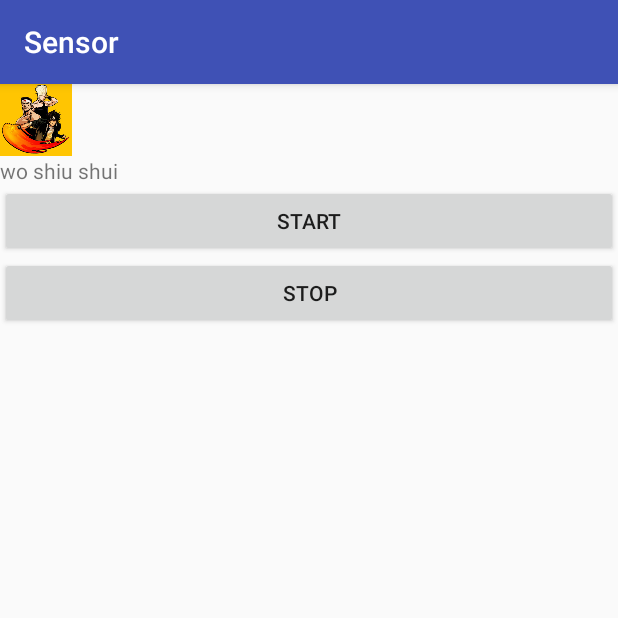
After one commit to ziq358/Sensor, an Android app: the SpannableStringActivity screen opened directly, with no data from a screen before it, on a phone screen of 412 x 824 dp, the top half of it. The commit adds this screen. Run offline under Robolectric (Android 15) with nearby library versions, the phone set to English and light mode, and no system bars; our stand-ins replace ButterKnife.

Commit message:
spannable

```diff
--- a/app/build.gradle
+++ b/app/build.gradle
@@ -1,5 +1,5 @@
 apply plugin: 'com.android.application'
-
+apply plugin: 'com.jakewharton.butterknife'
 android {
     signingConfigs {
         config {
@@ -54,4 +54,6 @@ dependencies {
     testCompile 'junit:junit:4.12'
     compile project(':myjni')
     compile 'com.squareup.picasso:picasso:2.2.0'
+    annotationProcessor 'com.jakewharton:butterknife-compiler:8.8.1'
+    compile 'com.jakewharton:butterknife:8.8.1'
 }
--- a/app/src/main/AndroidManifest.xml
+++ b/app/src/main/AndroidManifest.xml
@@ -181,6 +181,7 @@
         <!-- 极光推送 -->
 
         <activity android:name=".JniTestActivity" />
+        <activity android:name=".SpannableStringActivity" />
         <activity android:name=".FangYiBangActivity" />
         <activity android:name=".RecordActivity" />
         <activity android:name=".DraggerActivity" />
--- a/app/src/main/java/com/xogrp/john/sensor/MainActivity.java
+++ b/app/src/main/java/com/xogrp/john/sensor/MainActivity.java
@@ -156,6 +156,7 @@ public class MainActivity extends AppCompatActivity {
 
     private List<Model> getData(){
         List<Model> dataList = new ArrayList<>();
+        dataList.add(new Model("SpannableString", SpannableStringActivity.class));
         dataList.add(new Model("翻译帮", FangYiBangActivity.class));
         dataList.add(new Model("录音", RecordActivity.class));
         dataList.add(new Model("传感器，蓝牙", SensorActivity.class));
--- /dev/null
+++ b/app/src/main/java/com/xogrp/john/sensor/SpannableStringActivity.java
@@ -0,0 +1,73 @@
+package com.xogrp.john.sensor;
+
+import android.graphics.Color;
+import android.graphics.drawable.AnimationDrawable;
+import android.graphics.drawable.Drawable;
+import android.os.Bundle;
+import android.support.v7.app.AppCompatActivity;
+import android.text.Spannable;
+import android.text.SpannableString;
+import android.text.SpannableStringBuilder;
+import android.text.Spanned;
+import android.text.SpannedString;
+import android.text.style.ForegroundColorSpan;
+import android.text.style.ImageSpan;
+import android.view.View;
+import android.widget.ImageView;
+import android.widget.TextView;
+
+import butterknife.BindView;
+import butterknife.ButterKnife;
+import butterknife.OnClick;
+
+public class SpannableStringActivity extends AppCompatActivity implements View.OnClickListener{
+
+    @BindView(R.id.text_view)
+    TextView textView;
+    @BindView(R.id.image)
+    ImageView imageView;
+
+    @Override
+    protected void onCreate(Bundle savedInstanceState) {
+        super.onCreate(savedInstanceState);
+        setContentView(R.layout.activity_spannable_string);
+        ButterKnife.bind(this);
+        imageView.setImageResource(R.drawable.spannable_animation);
+        AnimationDrawable animationDrawable = ((AnimationDrawable) imageView.getDrawable());
+        animationDrawable.start();
+    }
+
+    @OnClick({R.id.start, R.id.stop})
+    @Override
+    public void onClick(View v) {
+        switch (v.getId()){
+            case R.id.start:
+                start();
+                break;
+            case R.id.stop:
+               stop();
+                break;
+        }
+    }
+    private void start(){
+        SpannableString spannableString = new SpannableString("设置文字的前景色为淡蓝色");
+        ForegroundColorSpan colorSpan = new ForegroundColorSpan(Color.parseColor("#0099EE"));
+        Drawable drawable = getResources().getDrawable(R.mipmap.ic_launcher);
+        drawable.setBounds(0, 0, 42, 42);
+        ImageSpan imageSpan = new ImageSpan(drawable);
+        spannableString.setSpan(colorSpan, 9, spannableString.length(), Spanned.SPAN_INCLUSIVE_EXCLUSIVE);
+        spannableString.setSpan(imageSpan, 10, spannableString.length(), Spanned.SPAN_INCLUSIVE_EXCLUSIVE);
+        textView.setText(spannableString);
+    }
+
+    private void stop(){
+        SpannableString spannableString = new SpannableString("设置文字的前景色为淡蓝色");
+        ForegroundColorSpan colorSpan = new ForegroundColorSpan(Color.parseColor("#0099EE"));
+        Drawable drawable = getResources().getDrawable(R.mipmap.arol1);
+        drawable.setBounds(0, 0, 42, 42);
+        ImageSpan imageSpan = new ImageSpan(drawable);
+        spannableString.setSpan(colorSpan, 9, spannableString.length(), Spanned.SPAN_INCLUSIVE_EXCLUSIVE);
+        spannableString.setSpan(imageSpan, 10, spannableString.length(), Spanned.SPAN_INCLUSIVE_EXCLUSIVE);
+        textView.setText(spannableString);
+    }
+}
--- /dev/null
+++ b/app/src/main/res/drawable/spannable_animation.xml
@@ -0,0 +1,6 @@
+<?xml version="1.0" encoding="utf-8"?>
+<animation-list xmlns:android="http://schemas.android.com/apk/res/android">
+    <item android:drawable="@mipmap/ic_launcher" android:duration="500" />
+    <item android:drawable="@mipmap/arol1" android:duration="500" />
+    <item android:drawable="@mipmap/dopngman" android:duration="500" />
+</animation-list>
--- /dev/null
+++ b/app/src/main/res/layout/activity_spannable_string.xml
@@ -0,0 +1,30 @@
+<?xml version="1.0" encoding="utf-8"?>
+<LinearLayout
+    xmlns:android="http://schemas.android.com/apk/res/android"
+    android:layout_width="match_parent"
+    android:layout_height="match_parent"
+    android:orientation="vertical"
+    >
+    <ImageView
+        android:id="@+id/image"
+        android:layout_width="wrap_content"
+        android:layout_height="wrap_content" />
+    <TextView
+        android:id="@+id/text_view"
+        android:layout_width="match_parent"
+        android:layout_height="wrap_content"
+        android:text="wo shiu shui"
+        />
+    <Button
+        android:id="@+id/start"
+        android:layout_width="match_parent"
+        android:layout_height="wrap_content"
+        android:text="start"
+        />
+    <Button
+        android:id="@+id/stop"
+        android:layout_width="match_parent"
+        android:layout_height="wrap_content"
+        android:text="stop"
+        />
+</LinearLayout>
--- a/build.gradle
+++ b/build.gradle
@@ -6,7 +6,7 @@ buildscript {
     }
     dependencies {
         classpath 'com.android.tools.build:gradle:2.3.3'
-
+        classpath 'com.jakewharton:butterknife-gradle-plugin:8.8.1'
         // NOTE: Do not place your application dependencies here; they belong
         // in the individual module build.gradle files
     }
```
